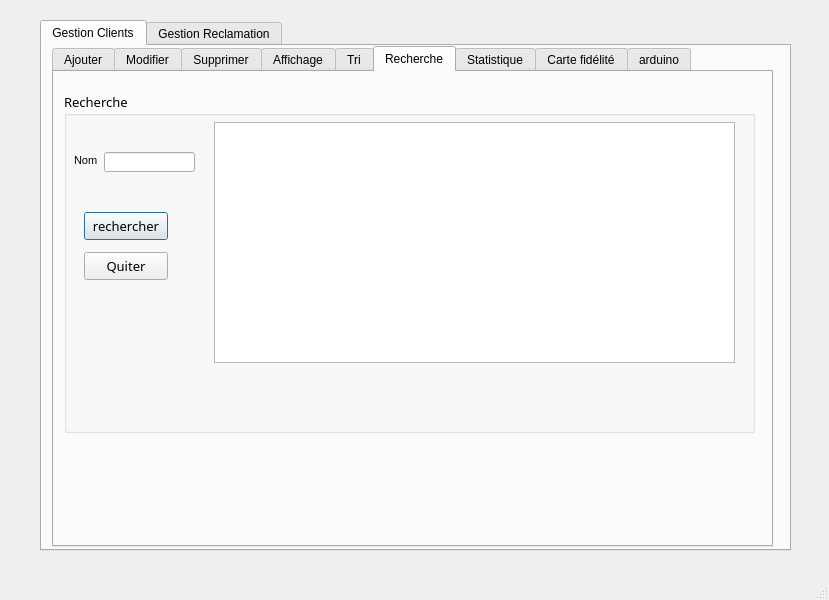
Before: the Qt Designer form Gestion_client/mainwindow.ui in laroussiamir01/Smart_Printer_2A5, drawn with Qt 5.
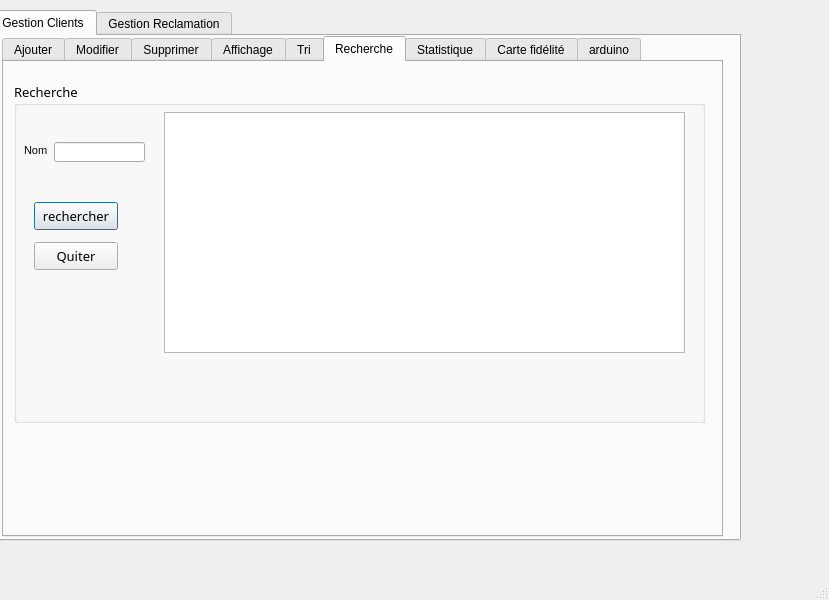
After: the same form once the commit is applied. Icons and pictures are not drawn.

```diff
--- a/Gestion_client/mainwindow.ui
+++ b/Gestion_client/mainwindow.ui
@@ -17,8 +17,8 @@
    <widget class="QTabWidget" name="tabWidget">
     <property name="geometry">
      <rect>
-      <x>40</x>
-      <y>20</y>
+      <x>-10</x>
+      <y>10</y>
       <width>751</width>
       <height>531</height>
      </rect>
```
